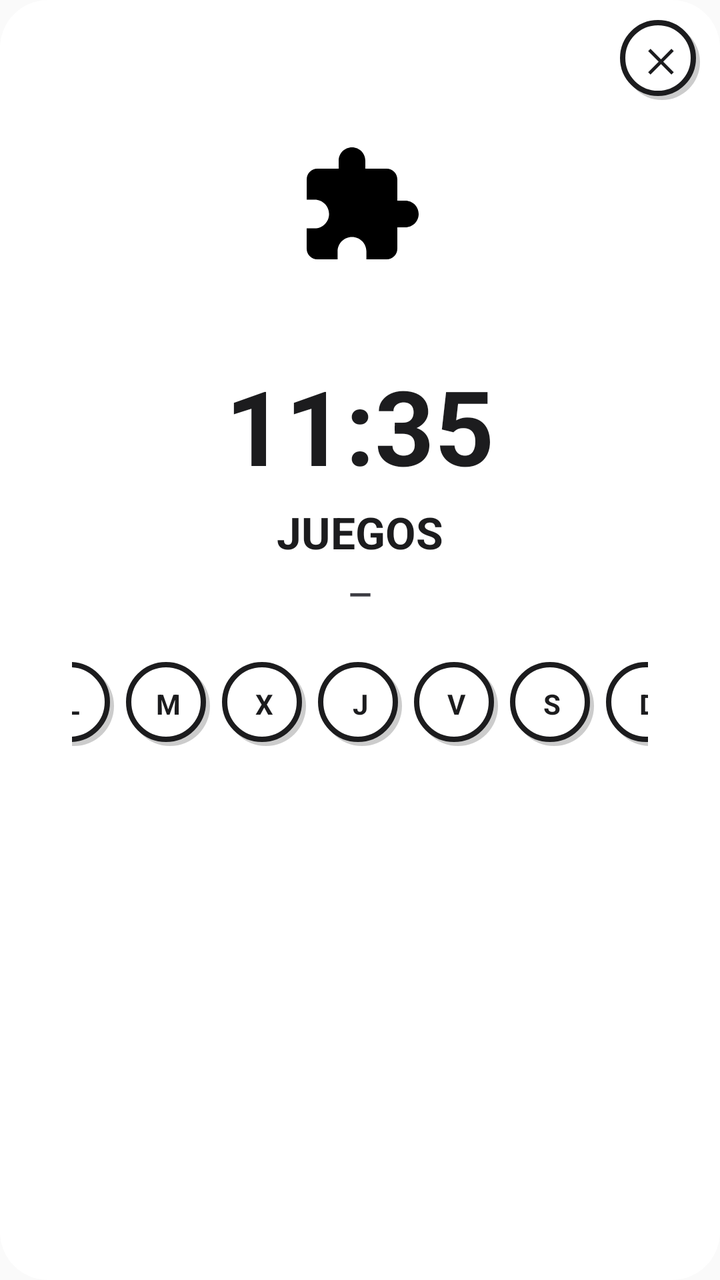
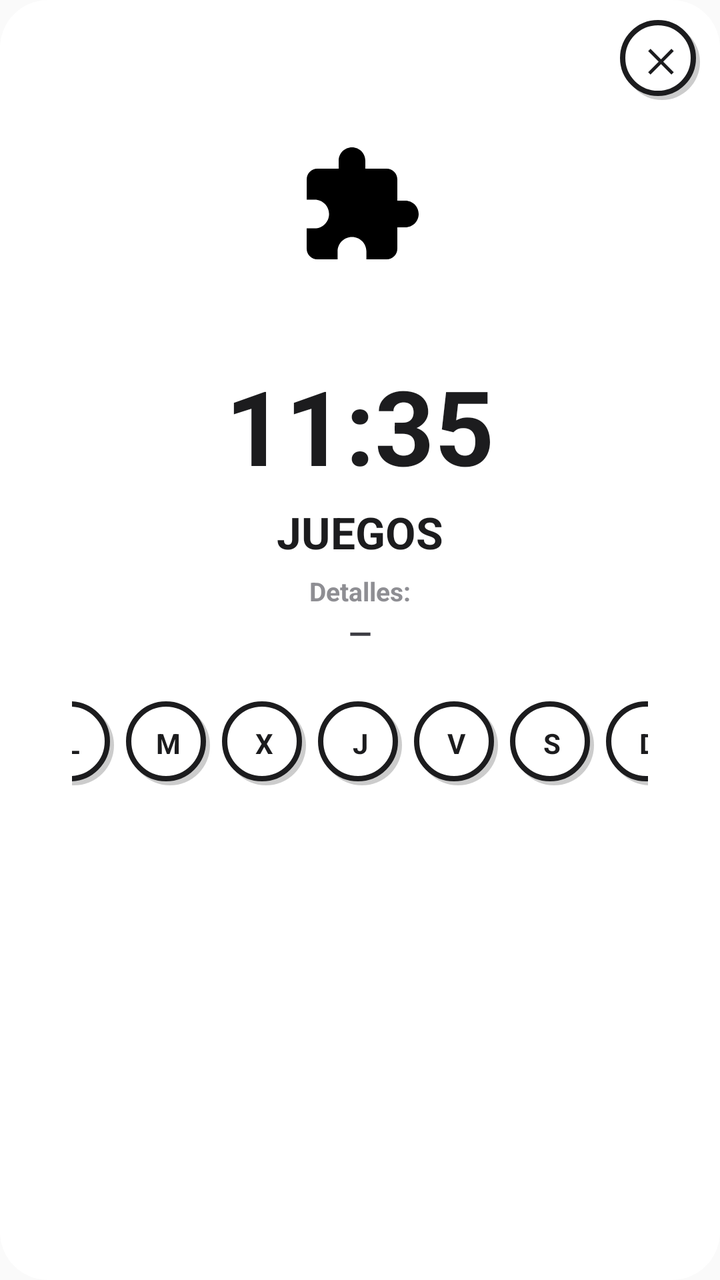

Compare the two renders of this Android layout. The source of the first and the diff that turns it into the second are given below.
<!-- AndroidManifest.xml: application theme AppTheme.NoActionBar -->
<!-- res/layout/dialog_detalle_actividad.xml -->
<?xml version="1.0" encoding="utf-8"?>
<FrameLayout
    xmlns:android="http://schemas.android.com/apk/res/android"
    android:layout_width="400dp"
    android:layout_height="wrap_content"
    android:background="@drawable/bg_dialog">

    
    <LinearLayout
        android:layout_width="match_parent"
        android:layout_height="wrap_content"
        android:orientation="vertical"
        android:gravity="center"
        android:paddingStart="36dp"
        android:paddingEnd="36dp"
        android:paddingTop="48dp"
        android:paddingBottom="36dp">

        
        <FrameLayout
            android:id="@+id/frameEmojiDetAct"
            android:layout_width="110dp"
            android:layout_height="110dp"
            android:layout_gravity="center_horizontal"
            android:layout_marginBottom="20dp">
            <ImageView
                android:id="@+id/tvEmojiDetAct"
                android:layout_width="64dp"
                android:layout_height="64dp"
                android:layout_gravity="center"
                android:src="@drawable/ic_puzzle"
                android:contentDescription=""/>
        </FrameLayout>

        <TextView
            android:id="@+id/tvHoraDetAct"
            android:layout_width="wrap_content"
            android:layout_height="wrap_content"
            android:text="11:35"
            android:textSize="52sp"
            android:textStyle="bold"
            android:textColor="#1C1C1E"
            android:layout_marginBottom="4dp"/>

        <TextView
            android:id="@+id/tvTipoDetAct"
            android:layout_width="wrap_content"
            android:layout_height="wrap_content"
            android:text="JUEGOS"
            android:textSize="22sp"
            android:textStyle="bold"
            android:textColor="#1C1C1E"
            android:layout_marginBottom="6dp"/>

        <TextView
            android:id="@+id/tvDescDetAct"
            android:layout_width="wrap_content"
            android:layout_height="wrap_content"
            android:text="—"
            android:textSize="15sp"
            android:textStyle="bold"
            android:textColor="#3C3C43"
            android:gravity="center"
            android:layout_marginBottom="24dp"/>

        
        <LinearLayout
            android:layout_width="wrap_content"
            android:layout_height="wrap_content"
            android:orientation="horizontal"
            android:gravity="center">

            <TextView android:id="@+id/detDiaLun" android:layout_width="42dp" android:layout_height="42dp" android:text="L" android:gravity="center" android:textSize="14sp" android:textStyle="bold" android:textColor="#1C1C1E" android:background="@drawable/bg_tipo_normal" android:layout_marginEnd="6dp"/>
            <TextView android:id="@+id/detDiaMar" android:layout_width="42dp" android:layout_height="42dp" android:text="M" android:gravity="center" android:textSize="14sp" android:textStyle="bold" android:textColor="#1C1C1E" android:background="@drawable/bg_tipo_normal" android:layout_marginEnd="6dp"/>
            <TextView android:id="@+id/detDiaMie" android:layout_width="42dp" android:layout_height="42dp" android:text="X" android:gravity="center" android:textSize="14sp" android:textStyle="bold" android:textColor="#1C1C1E" android:background="@drawable/bg_tipo_normal" android:layout_marginEnd="6dp"/>
            <TextView android:id="@+id/detDiaJue" android:layout_width="42dp" android:layout_height="42dp" android:text="J" android:gravity="center" android:textSize="14sp" android:textStyle="bold" android:textColor="#1C1C1E" android:background="@drawable/bg_tipo_normal" android:layout_marginEnd="6dp"/>
            <TextView android:id="@+id/detDiaVie" android:layout_width="42dp" android:layout_height="42dp" android:text="V" android:gravity="center" android:textSize="14sp" android:textStyle="bold" android:textColor="#1C1C1E" android:background="@drawable/bg_tipo_normal" android:layout_marginEnd="6dp"/>
            <TextView android:id="@+id/detDiaSab" android:layout_width="42dp" android:layout_height="42dp" android:text="S" android:gravity="center" android:textSize="14sp" android:textStyle="bold" android:textColor="#1C1C1E" android:background="@drawable/bg_tipo_normal" android:layout_marginEnd="6dp"/>
            <TextView android:id="@+id/detDiaDom" android:layout_width="42dp" android:layout_height="42dp" android:text="D" android:gravity="center" android:textSize="14sp" android:textStyle="bold" android:textColor="#1C1C1E" android:background="@drawable/bg_tipo_normal"/>
        </LinearLayout>

    </LinearLayout>

    
    <TextView
        android:id="@+id/btnCerrarDetAct"
        android:layout_width="40dp"
        android:layout_height="40dp"
        android:layout_gravity="top|end"
        android:layout_marginTop="10dp"
        android:layout_marginEnd="10dp"
        android:text="✕"
        android:textSize="16sp"
        android:textStyle="bold"
        android:textColor="#1C1C1E"
        android:gravity="center"
        android:background="@drawable/bg_tipo_normal"
        android:clickable="true"
        android:focusable="true"/>

</FrameLayout>
<!-- resources referenced by this layout -->
<resources>
  <!-- drawable bg_dialog (drawable) -->
  <?xml version="1.0" encoding="utf-8"?>
  <shape xmlns:android="http://schemas.android.com/apk/res/android"
      android:shape="rectangle">
      <solid android:color="#FFFFFF"/>
      <corners android:radius="24dp"/>
  </shape>
  <!-- drawable bg_tipo_normal (drawable) -->
  <?xml version="1.0" encoding="utf-8"?>
  <layer-list xmlns:android="http://schemas.android.com/apk/res/android">
      
      <item android:top="2dp" android:left="2dp">
          <shape android:shape="rectangle">
              <solid android:color="#33000000" />
              <corners android:radius="70dp" />
          </shape>
      </item>
      
      <item android:bottom="2dp" android:right="2dp">
          <shape android:shape="rectangle">
              <solid android:color="#FFFFFF" />
              <corners android:radius="70dp" />
              <stroke
                  android:color="#1C1C1E"
                  android:width="2.5dp" />
          </shape>
      </item>
  </layer-list>
  <!-- drawable ic_puzzle (drawable) -->
  <vector xmlns:android="http://schemas.android.com/apk/res/android" android:height="24dp" android:tint="#000000" android:viewportHeight="24" android:viewportWidth="24" android:width="24dp">
        
      <path android:fillColor="@android:color/white" android:pathData="M20.5,11H19V7c0,-1.1 -0.9,-2 -2,-2h-4V3.5C13,2.12 11.88,1 10.5,1S8,2.12 8,3.5V5H4c-1.1,0 -1.99,0.9 -1.99,2v3.8H3.5c1.49,0 2.7,1.21 2.7,2.7s-1.21,2.7 -2.7,2.7H2V20c0,1.1 0.9,2 2,2h3.8v-1.5c0,-1.49 1.21,-2.7 2.7,-2.7 1.49,0 2.7,1.21 2.7,2.7V22H17c1.1,0 2,-0.9 2,-2v-4h1.5c1.38,0 2.5,-1.12 2.5,-2.5S21.88,11 20.5,11z"/>
      
  </vector>
  <style name="AppTheme.NoActionBar">
          <item name="windowActionBar">false</item>
          <item name="windowNoTitle">true</item>
          <item name="android:statusBarColor">@color/fondo_app</item>
          <item name="android:windowLightStatusBar">true</item>
      </style>
  <color name="fondo_app">#F2F2F7</color>
</resources>

<!-- the commit's change to res/layout/dialog_detalle_actividad.xml (unified diff, before → after) -->
@@ -53,6 +53,16 @@
             android:layout_marginBottom="6dp"/>
 
         <TextView
+            android:id="@+id/tvLabelDescDetAct"
+            android:layout_width="wrap_content"
+            android:layout_height="wrap_content"
+            android:text="Detalles:"
+            android:textSize="13sp"
+            android:textStyle="bold"
+            android:textColor="#8E8E93"
+            android:layout_marginBottom="2dp"/>
+
+        <TextView
             android:id="@+id/tvDescDetAct"
             android:layout_width="wrap_content"
             android:layout_height="wrap_content"
